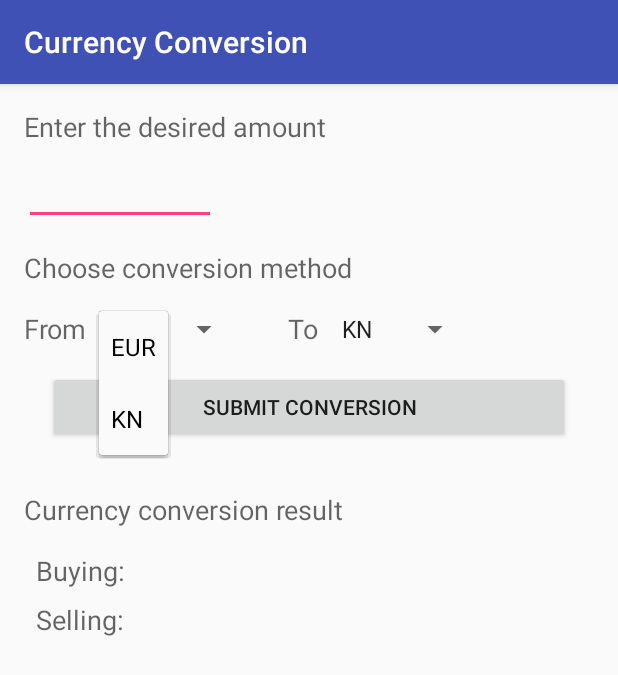
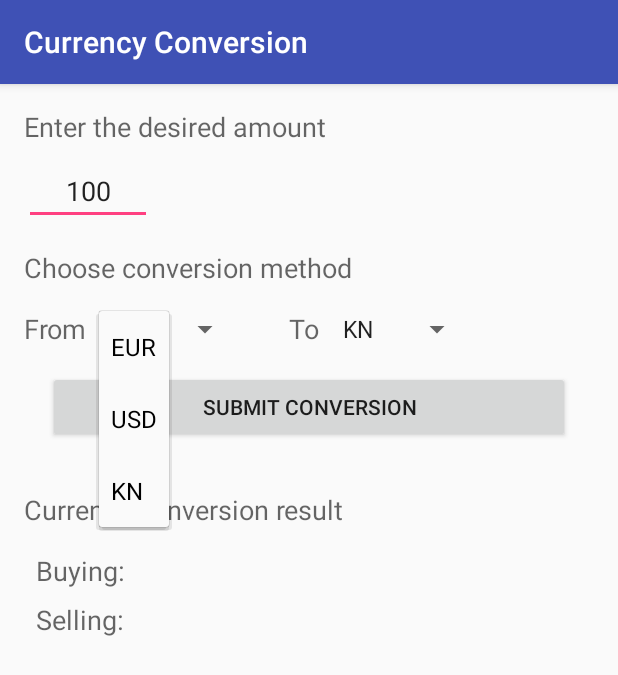
Before and after one commit to Denis8313/CurrencyConversion, an Android app: the screen it shows after launch (MainActivity), after a tap on "EUR", on a phone screen of 412 x 824 dp. Shown: the top 675 px of the screen. Run offline under Robolectric (Android 15) with nearby library versions, the phone set to English and light mode, and no system bars.

```diff
--- a/app/src/main/res/layout/activity_main.xml
+++ b/app/src/main/res/layout/activity_main.xml
@@ -26,8 +26,10 @@
         android:layout_width="wrap_content"
         android:layout_height="wrap_content"
         android:layout_marginTop="8dp"
-        android:ems="6"
+        android:ems="4"
+        android:gravity="center"
         android:inputType="number"
+        android:text="100"
         app:layout_constraintStart_toStartOf="@+id/textViewEnterAmount"
         app:layout_constraintTop_toBottomOf="@+id/textViewEnterAmount" />
 
--- a/app/src/main/res/values/arrays.xml
+++ b/app/src/main/res/values/arrays.xml
@@ -2,11 +2,13 @@
 <resources>
     <string-array name="from_currency">
         <item>EUR</item>
+        <item>USD</item>
         <item>KN</item>
     </string-array>
 
     <string-array name="to_currency">
         <item>KN</item>
         <item>EUR</item>
+        <item>USD</item>
     </string-array>
 </resources>
```
Also changed, not shown: app/src/main/java/com/example/denis/currencyconversion/MainActivity.java (+20 -3 lines).
